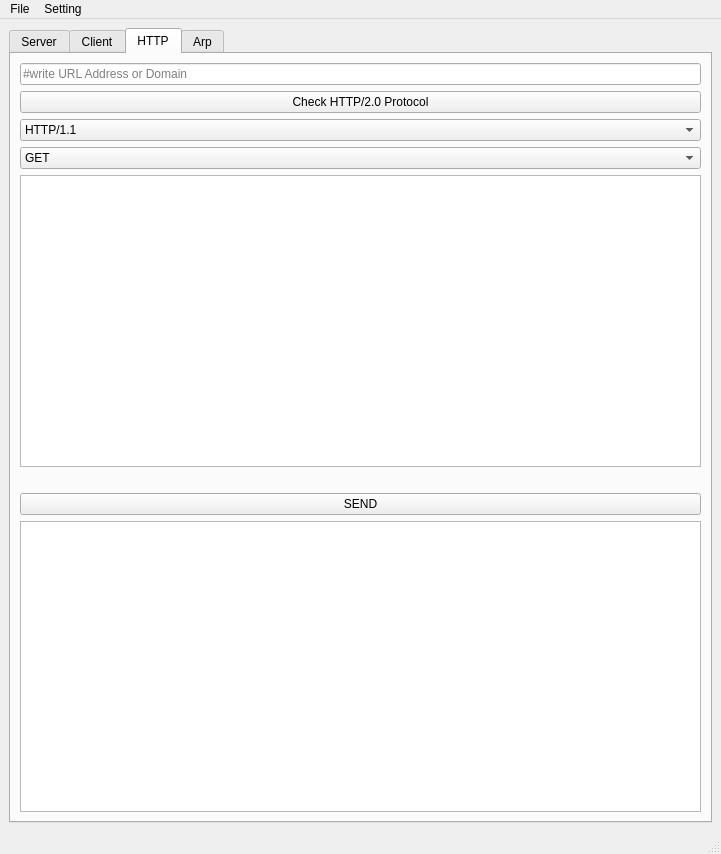
First picture: the form in socket_ui.ui, repository Fhwang0926/socket, before the edit.
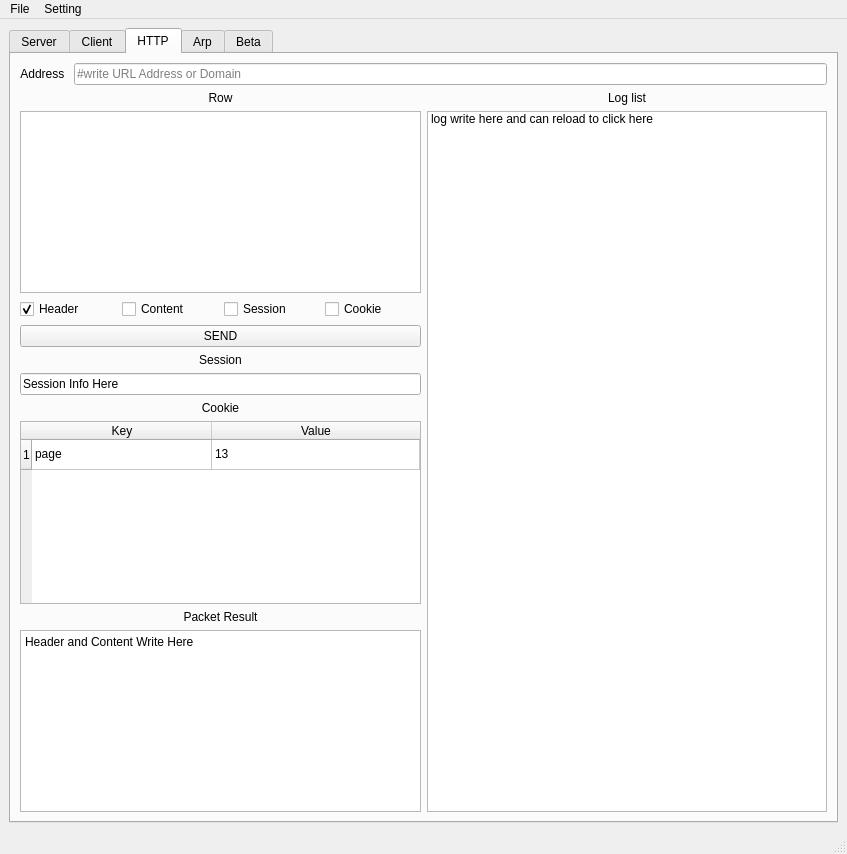
Second picture: the form after the edit.

```diff
--- a/socket_ui.ui
+++ b/socket_ui.ui
@@ -6,7 +6,7 @@
    <rect>
     <x>0</x>
     <y>0</y>
-    <width>721</width>
+    <width>847</width>
     <height>854</height>
    </rect>
   </property>
@@ -284,77 +284,211 @@
        </attribute>
        <layout class="QVBoxLayout" name="verticalLayout_9">
         <item>
-         <layout class="QVBoxLayout" name="verticalLayout_4">
+         <layout class="QVBoxLayout" name="verticalLayout_11">
           <item>
-           <widget class="QLineEdit" name="input_url">
-            <property name="placeholderText">
-             <string>#write URL Address or Domain</string>
-            </property>
-           </widget>
-          </item>
-          <item>
-           <widget class="QPushButton" name="chk_http2_btn">
-            <property name="text">
-             <string>Check HTTP/2.0 Protocol</string>
-            </property>
-           </widget>
-          </item>
-          <item>
-           <widget class="QComboBox" name="http_type">
-            <property name="frame">
-             <bool>true</bool>
-            </property>
+           <layout class="QHBoxLayout" name="horizontalLayout_13">
             <item>
-             <property name="text">
-              <string>HTTP/1.1</string>
-             </property>
+             <layout class="QHBoxLayout" name="horizontalLayout_14">
+              <item>
+               <widget class="QLabel" name="label_12">
+                <property name="minimumSize">
+                 <size>
+                  <width>0</width>
+                  <height>2</height>
+                 </size>
+                </property>
+                <property name="text">
+                 <string>Address </string>
+                </property>
+                <property name="alignment">
+                 <set>Qt::AlignCenter</set>
+                </property>
+               </widget>
+              </item>
+              <item>
+               <widget class="QLineEdit" name="input_url">
+                <property name="placeholderText">
+                 <string>#write URL Address or Domain</string>
+                </property>
+               </widget>
+              </item>
+             </layout>
             </item>
-            <item>
-             <property name="text">
-              <string>HTTP/2.0</string>
-             </property>
-            </item>
-           </widget>
+           </layout>
           </item>
           <item>
-           <widget class="QComboBox" name="send_type">
+           <layout class="QHBoxLayout" name="horizontalLayout_12">
             <item>
-             <property name="text">
-              <string>GET</string>
-             </property>
+             <layout class="QVBoxLayout" name="verticalLayout_4">
+              <item>
+               <widget class="QLabel" name="label_13">
+                <property name="text">
+                 <string>Row</string>
+                </property>
+                <property name="alignment">
+                 <set>Qt::AlignCenter</set>
+                </property>
+               </widget>
+              </item>
+              <item>
+               <widget class="QPlainTextEdit" name="http_req"/>
+              </item>
+              <item>
+               <layout class="QHBoxLayout" name="horizontalLayout_9">
+                <item>
+                 <widget class="QCheckBox" name="checkBox_3">
+                  <property name="text">
+                   <string>Header</string>
+                  </property>
+                  <property name="checked">
+                   <bool>true</bool>
+                  </property>
+                 </widget>
+                </item>
+                <item>
+                 <widget class="QCheckBox" name="checkBox_2">
+                  <property name="text">
+                   <string>Content</string>
+                  </property>
+                 </widget>
+                </item>
+                <item>
+                 <widget class="QCheckBox" name="checkBox_4">
+                  <property name="text">
+                   <string>Session</string>
+                  </property>
+                 </widget>
+                </item>
+                <item>
+                 <widget class="QCheckBox" name="checkBox">
+                  <property name="text">
+                   <string>Cookie</string>
+                  </property>
+                 </widget>
+                </item>
+               </layout>
+              </item>
+              <item>
+               <widget class="QPushButton" name="send_btn">
+                <property name="text">
+                 <string>SEND</string>
+                </property>
+               </widget>
+              </item>
+              <item>
+               <widget class="QLabel" name="label_11">
+                <property name="text">
+                 <string>Session</string>
+                </property>
+                <property name="alignment">
+                 <set>Qt::AlignCenter</set>
+                </property>
+               </widget>
+              </item>
+              <item>
+               <widget class="QLineEdit" name="lineEdit">
+                <property name="text">
+                 <string>Session Info Here</string>
+                </property>
+               </widget>
+              </item>
+              <item>
+               <widget class="QLabel" name="label_10">
+                <property name="text">
+                 <string>Cookie</string>
+                </property>
+                <property name="alignment">
+                 <set>Qt::AlignCenter</set>
+                </property>
+               </widget>
+              </item>
+              <item>
+               <widget class="QTableWidget" name="tableWidget_2">
+                <attribute name="horizontalHeaderCascadingSectionResizes">
+                 <bool>false</bool>
+                </attribute>
+                <attribute name="horizontalHeaderDefaultSectionSize">
+                 <number>180</number>
+                </attribute>
+                <attribute name="horizontalHeaderHighlightSections">
+                 <bool>false</bool>
+                </attribute>
+                <attribute name="horizontalHeaderMinimumSectionSize">
+                 <number>100</number>
+                </attribute>
+                <attribute name="horizontalHeaderStretchLastSection">
+                 <bool>true</bool>
+                </attribute>
+                <row>
+                 <property name="text">
+                  <string>1</string>
+                 </property>
+                </row>
+                <column>
+                 <property name="text">
+                  <string>Key</string>
+                 </property>
+                </column>
+                <column>
+                 <property name="text">
+                  <string>Value</string>
+                 </property>
+                </column>
+                <item row="0" column="0">
+                 <property name="text">
+                  <string>page</string>
+                 </property>
+                </item>
+                <item row="0" column="1">
+                 <property name="text">
+                  <string>13</string>
+                 </property>
+                </item>
+               </widget>
+              </item>
+              <item>
+               <widget class="QLabel" name="label_9">
+                <property name="text">
+                 <string>Packet Result</string>
+                </property>
+                <property name="alignment">
+                 <set>Qt::AlignCenter</set>
+                </property>
+               </widget>
+              </item>
+              <item>
+               <widget class="QPlainTextEdit" name="plainTextEdit">
+                <property name="plainText">
+                 <string>Header and Content Write Here</string>
+                </property>
+               </widget>
+              </item>
+             </layout>
             </item>
             <item>
-             <property name="text">
-              <string>POST</string>
-             </property>
+             <layout class="QVBoxLayout" name="verticalLayout_10">
+              <item>
+               <widget class="QLabel" name="label_8">
+                <property name="text">
+                 <string>Log list</string>
+                </property>
+                <property name="alignment">
+                 <set>Qt::AlignCenter</set>
+                </property>
+               </widget>
+              </item>
+              <item>
+               <widget class="QListWidget" name="listWidget">
+                <item>
+                 <property name="text">
+                  <string>log write here and can reload to click here</string>
+                 </property>
+                </item>
+               </widget>
+              </item>
+             </layout>
             </item>
-           </widget>
-          </item>
-          <item>
-           <widget class="QPlainTextEdit" name="http_req"/>
-          </item>
-          <item>
-           <spacer name="horizontalSpacer">
-            <property name="orientation">
-             <enum>Qt::Horizontal</enum>
-            </property>
-            <property name="sizeHint" stdset="0">
-             <size>
-              <width>40</width>
-              <height>20</height>
-             </size>
-            </property>
-           </spacer>
-          </item>
-          <item>
-           <widget class="QPushButton" name="send_btn">
-            <property name="text">
-             <string>SEND</string>
-            </property>
-           </widget>
-          </item>
-          <item>
-           <widget class="QPlainTextEdit" name="http_res"/>
+           </layout>
           </item>
          </layout>
         </item>
@@ -591,6 +725,24 @@
         </item>
        </layout>
       </widget>
+      <widget class="QWidget" name="Beta">
+       <attribute name="title">
+        <string>Beta</string>
+       </attribute>
+       <widget class="QPushButton" name="chk_http2_btn">
+        <property name="geometry">
+         <rect>
+          <x>10</x>
+          <y>90</y>
+          <width>669</width>
+          <height>28</height>
+         </rect>
+        </property>
+        <property name="text">
+         <string>Check HTTP/2.0 Protocol</string>
+        </property>
+       </widget>
+      </widget>
      </widget>
     </item>
    </layout>
@@ -600,7 +752,7 @@
     <rect>
      <x>0</x>
      <y>0</y>
-     <width>721</width>
+     <width>847</width>
      <height>26</height>
     </rect>
    </property>
```
Left out of the diff: 72 changed lines with no effect on the pictures.
